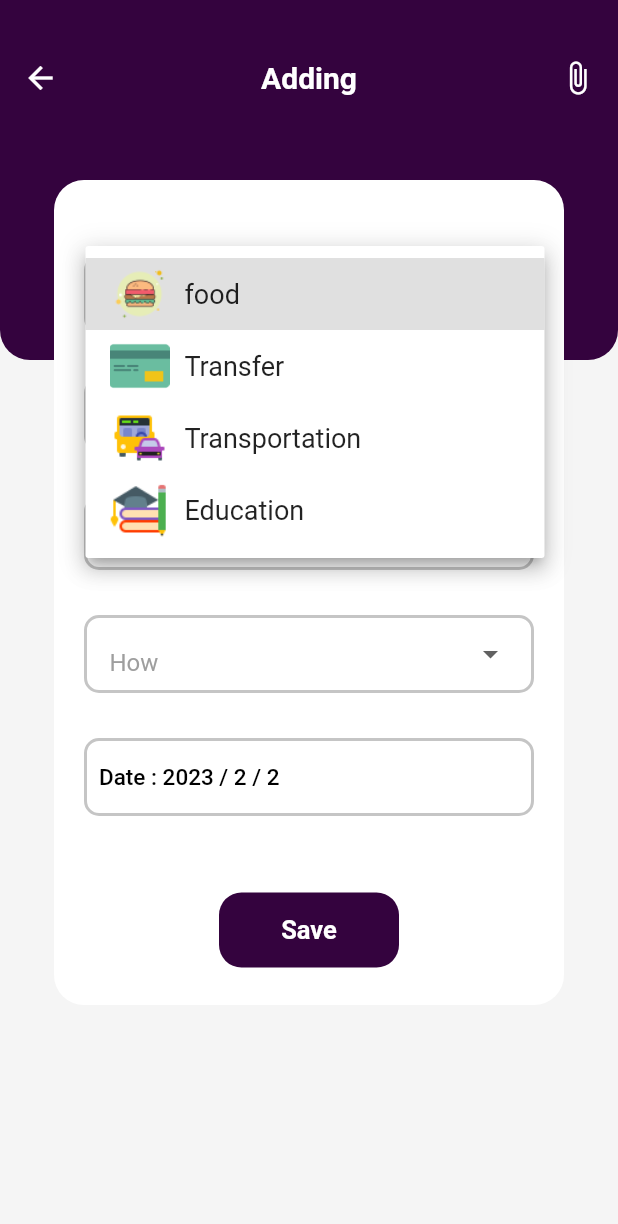
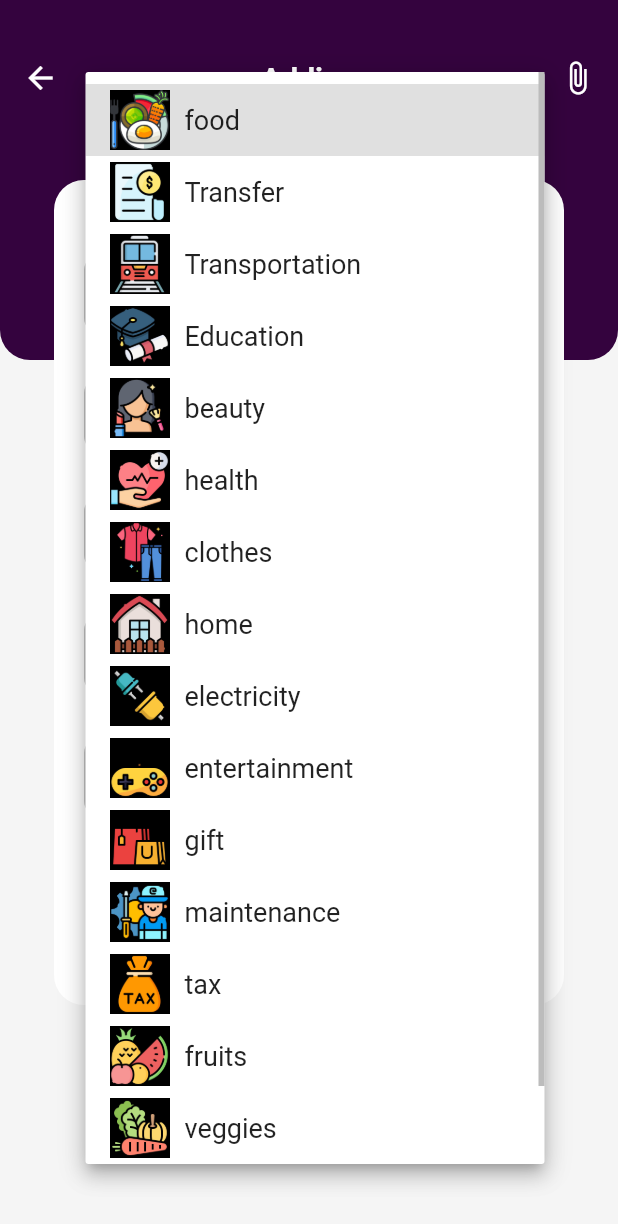
Before and after one commit to anurag67124/Finance-Managment-App, a Flutter app: the Add_Screen screen opened directly, after a tap on "Name", on a phone screen of 412 x 824 dp. Shown: the top 1224 px of the screen. Run offline on Flutter 3.47's test engine with Material 2 defaults, Android fonts, the phone set to English and light mode, and no system bars; our stand-ins replace hive, hive_flutter, syncfusion_flutter_charts; accounts and stored records are empty.

Commit message:
category list updated

```diff
--- a/finance_app/lib/Screens/add.dart
+++ b/finance_app/lib/Screens/add.dart
@@ -22,7 +22,19 @@ class _Add_ScreenState extends State<Add_Screen> {
     'food',
     "Transfer",
     "Transportation",
-    "Education"
+    "Education",
+    "beauty",
+    "health",
+    "clothes",
+    "home",
+    "electricity",
+    "entertainment",
+    "gift",
+    "maintenance",
+    "tax",
+    "fruits",
+    "veggies",
+    "phone"
   ];
   final List<String> _itemei = [
     'Income',
```
Also changed, not shown: finance_app/images/Education.png, finance_app/images/Transfer.png, finance_app/images/Transportation.png, finance_app/images/beauty.png (added), finance_app/images/clothes.png (added), finance_app/images/electricity.png (added), finance_app/images/entertainment.png (added), finance_app/images/food.png, finance_app/images/fruits.png (added), finance_app/images/gift.png (added), finance_app/images/health.png (added), finance_app/images/home.png (added), finance_app/images/maintenance.png (added), finance_app/images/phone.png (added), 2 more files.
